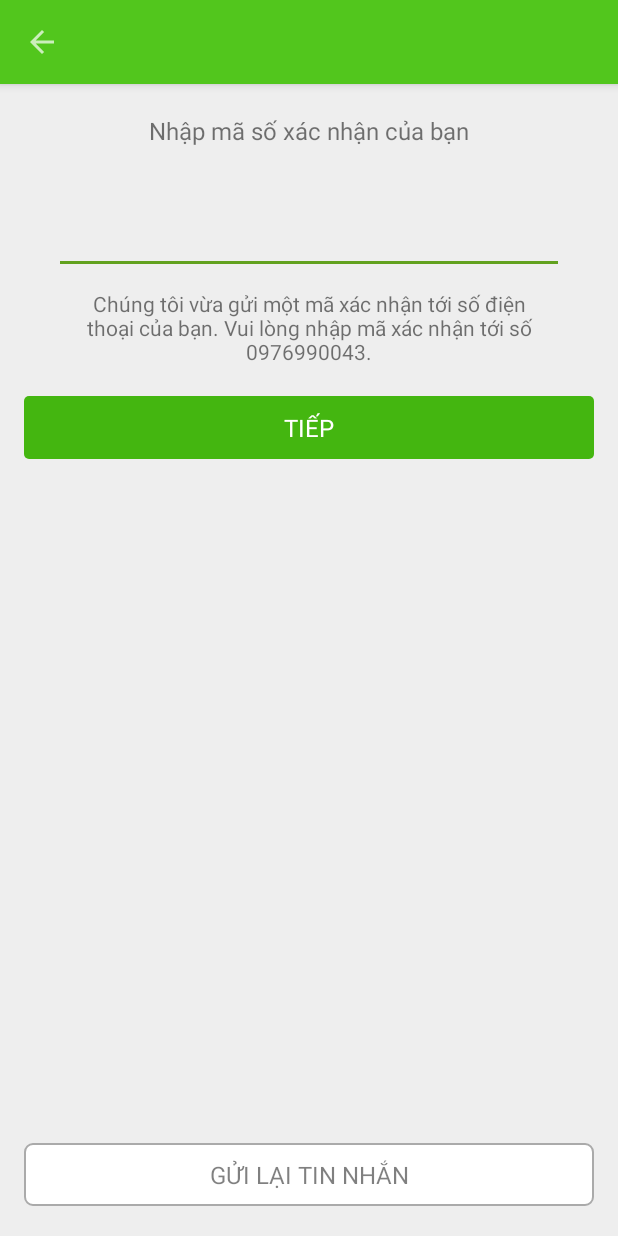
After one commit to framgia/ishipper.android, an Android app: the ChangePasswordActivity screen opened directly, with no data from a screen before it, on a phone screen of 412 x 824 dp. The commit adds this screen. Run offline under Robolectric (Android 15) with nearby library versions, the phone set to English and light mode, and no system bars; our stand-ins replace ButterKnife; 1 statement that could not run was skipped.

Commit message:
change password

```diff
--- a/app/src/main/AndroidManifest.xml
+++ b/app/src/main/AndroidManifest.xml
@@ -43,5 +43,8 @@
         <activity android:name=".ui.activity.RegisterActivity"/>
         <activity android:name=".ui.activity.ForgetPasswordActivity"/>
         <activity android:name=".ui.activity.UserProfileActivity"/>
+        <activity android:name=".ui.activity.ChangePasswordActivity">
+        </activity>
     </application>
+
 </manifest>
--- a/app/src/main/java/com/framgia/ishipper/model/User.java
+++ b/app/src/main/java/com/framgia/ishipper/model/User.java
@@ -24,7 +24,7 @@ public class User {
 
     @SerializedName("plate_number") private String mPlateNumber;
 
-    @SerializedName("status") private int mStatus;
+    @SerializedName("status") private String mStatus;
 
     @SerializedName("role") private String mRole;
 
@@ -99,11 +99,11 @@ public class User {
         mPlateNumber = plateNumber;
     }
 
-    public int getStatus() {
+    public String getStatus() {
         return mStatus;
     }
 
-    public void setStatus(int status) {
+    public void setStatus(String status) {
         mStatus = status;
     }
 
--- /dev/null
+++ b/app/src/main/java/com/framgia/ishipper/ui/activity/ChangePasswordActivity.java
@@ -0,0 +1,62 @@
+package com.framgia.ishipper.ui.activity;
+
+import android.os.Bundle;
+import android.support.v4.app.Fragment;
+import android.support.v7.widget.Toolbar;
+import android.view.View;
+import android.widget.EditText;
+import android.widget.FrameLayout;
+import android.widget.TextView;
+
+import com.framgia.ishipper.R;
+import com.framgia.ishipper.ui.fragment.ChangePasswordFragment;
+import com.framgia.ishipper.ui.fragment.ValidatePhoneFragment;
+
+import butterknife.BindView;
+import butterknife.ButterKnife;
+import butterknife.OnClick;
+
+public class ChangePasswordActivity extends ToolbarActivity {
+
+    @BindView(R.id.edtPhoneNumber) EditText mEdtPhoneNumber;
+    @BindView(R.id.btnDone) TextView mBtnDone;
+    @BindView(R.id.btnResent) TextView mBtnResent;
+    @BindView(R.id.container_reset_password) FrameLayout mContainerResetPassword;
+    @BindView(R.id.toolbar) Toolbar mToolbar;
+
+    @Override
+    protected void onCreate(Bundle savedInstanceState) {
+        super.onCreate(savedInstanceState);
+        setContentView(R.layout.activity_reset_password);
+        ButterKnife.bind(this);
+    }
+
+    @Override
+    Toolbar getToolbar() {
+        return mToolbar;
+    }
+
+    @Override
+    int getActivityTitle() {
+        return R.string.title_activity_change_password;
+    }
+
+    @OnClick({R.id.btnDone, R.id.btnResent})
+    public void onClick(View view) {
+        switch (view.getId()) {
+            case R.id.btnDone:
+                replaceFragment(R.id.container_reset_password, new ChangePasswordFragment());
+                break;
+            case R.id.btnResent:
+                break;
+        }
+    }
+
+    private void replaceFragment(int containerId, Fragment fragment) {
+        getSupportFragmentManager()
+                .beginTransaction()
+                .replace(containerId, fragment)
+                .addToBackStack(null)
+                .commit();
+    }
+}
--- a/app/src/main/java/com/framgia/ishipper/ui/fragment/ValidatePhoneFragment.java
+++ b/app/src/main/java/com/framgia/ishipper/ui/fragment/ValidatePhoneFragment.java
@@ -15,8 +15,7 @@ public class ValidatePhoneFragment extends Fragment {
 
     @Override
     public View onCreateView(LayoutInflater inflater, ViewGroup container, Bundle savedInstanceState) {
-        View view = inflater.inflate(R.layout.fragment_phone_validate, container, false);
-
+        View view = inflater.inflate(R.layout.fragment_pin_validate, container, false);
         return view;
     }
 }
--- /dev/null
+++ b/app/src/main/res/layout/activity_reset_password.xml
@@ -0,0 +1,19 @@
+<?xml version="1.0" encoding="utf-8"?>
+<LinearLayout
+    xmlns:android="http://schemas.android.com/apk/res/android"
+    xmlns:tools="http://schemas.android.com/tools"
+    android:layout_width="match_parent"
+    android:layout_height="match_parent"
+    android:orientation="vertical"
+    tools:context=".ui.activity.ChangePasswordActivity">
+
+    <include layout="@layout/toolbar"/>
+
+    <FrameLayout
+        android:id="@+id/container_reset_password"
+        android:layout_width="match_parent"
+        android:layout_height="match_parent">
+
+        <include layout="@layout/fragment_pin_validate"/>
+    </FrameLayout>
+</LinearLayout>
```
Also changed, not shown: app/src/main/java/com/framgia/ishipper/net/API.java (+44 -5 lines), app/src/main/java/com/framgia/ishipper/net/APIDefinition.java (renamed from app/src/main/java/com/framgia/ishipper/net/ApiDefinition.java, +9 -1 lines), app/src/main/java/com/framgia/ishipper/net/APIResponse.java (+27 -8 lines), app/src/main/java/com/framgia/ishipper/net/APIServices.java (+7 -0 lines), app/src/main/java/com/framgia/ishipper/ui/activity/UserProfileActivity.java (+7 -3 lines), app/src/main/java/com/framgia/ishipper/ui/fragment/ChangePasswordFragment.java (added, +64 -0 lines), app/src/main/res/layout/activity_user_profile.xml (+8 -0 lines), app/src/main/res/layout/fragment_pin_validate.xml (renamed from app/src/main/res/layout/fragment_phone_validate.xml).
